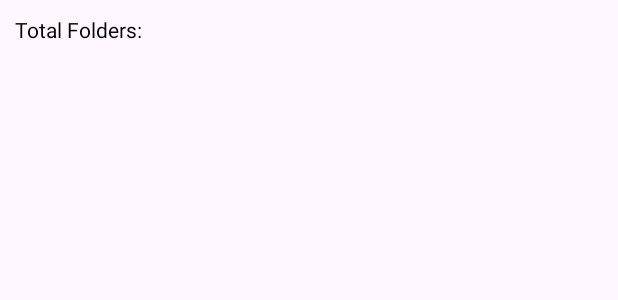
After one commit to 4rju9/VideoVerse, an Android app: the layout fragment_folder.xml on its own in the app's theme, with its tools: preview values and no code run, on a phone screen of 412 x 824 dp. The commit adds this screen. Shown: the top 300 px of the screen. Run offline under Robolectric (Android 15) with nearby library versions, the phone set to English and light mode, and no system bars.

Commit message:
Created two blank fragments: replaced toast message from the main activity with the fragments when a user selects a item suitable fragment will be shown

```diff
--- /dev/null
+++ b/app/src/main/res/layout/fragment_folder.xml
@@ -0,0 +1,17 @@
+<?xml version="1.0" encoding="utf-8"?>
+<androidx.appcompat.widget.LinearLayoutCompat
+    xmlns:android="http://schemas.android.com/apk/res/android"
+    xmlns:tools="http://schemas.android.com/tools"
+    android:layout_width="match_parent"
+    android:layout_height="match_parent"
+    android:orientation="vertical"
+    tools:context=".FolderFragment">
+
+    <TextView
+        android:layout_width="match_parent"
+        android:layout_height="match_parent"
+        android:text="@string/tv_total_folders"
+        android:textColor="@color/black"
+        android:layout_margin="10dp"/>
+
+</androidx.appcompat.widget.LinearLayoutCompat>
--- a/app/src/main/res/values/strings.xml
+++ b/app/src/main/res/values/strings.xml
@@ -1,6 +1,7 @@
-<resources xmlns:tools="http://schemas.android.com/tools">
+<resources>
     <string name="app_name">Video Verse</string>
     <string name="tv_all_videos">All Videos</string>
     <string name="tv_all_folders">All Folders</string>
-    <string name="hello_there" tools:ignore="ExtraTranslation">Hello There!</string>
+    <string name="tv_total_videos">Total Videos:</string>
+    <string name="tv_total_folders">Total Folders:</string>
 </resources>
```
Also changed, not shown: app/src/main/java/app/netlify/dev4rju9/videoVerse/FolderFragment.java (added, +20 -0 lines), app/src/main/java/app/netlify/dev4rju9/videoVerse/MainActivity.java (+24 -2 lines), app/src/main/java/app/netlify/dev4rju9/videoVerse/VideoFragment.java (added, +20 -0 lines), app/src/main/res/layout/fragment_video.xml (added, +16 -0 lines).
